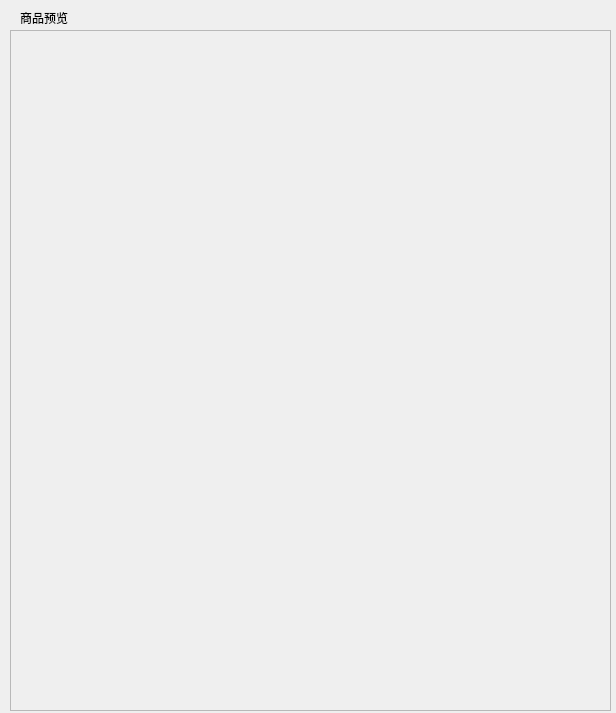
First picture: the form in StoreManage/ui/preview_bar/previewBar.ui, repository Reason-Wang/se_project, before the edit.
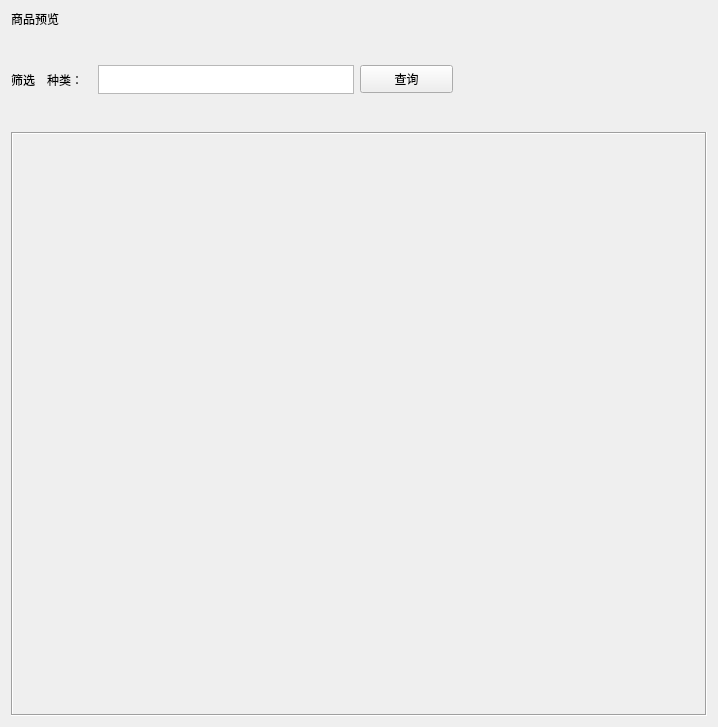
Second picture: the form after the edit.

Commit message: set up an adaptive layout

Diff of the .ui file:
```diff
--- a/StoreManage/ui/preview_bar/previewBar.ui
+++ b/StoreManage/ui/preview_bar/previewBar.ui
@@ -6,55 +6,213 @@
    <rect>
     <x>0</x>
     <y>0</y>
-    <width>616</width>
-    <height>713</height>
+    <width>718</width>
+    <height>727</height>
    </rect>
   </property>
   <property name="windowTitle">
    <string>Form</string>
   </property>
-  <widget class="QScrollArea" name="scrollArea">
-   <property name="geometry">
-    <rect>
-     <x>10</x>
-     <y>30</y>
-     <width>601</width>
-     <height>681</height>
-    </rect>
-   </property>
-   <property name="verticalScrollBarPolicy">
-    <enum>Qt::ScrollBarAsNeeded</enum>
-   </property>
-   <property name="horizontalScrollBarPolicy">
-    <enum>Qt::ScrollBarAsNeeded</enum>
-   </property>
-   <property name="widgetResizable">
-    <bool>false</bool>
-   </property>
-   <widget class="QWidget" name="scrollAreaWidgetContents">
-    <property name="geometry">
-     <rect>
-      <x>0</x>
-      <y>0</y>
-      <width>369</width>
-      <height>559</height>
-     </rect>
-    </property>
-   </widget>
-  </widget>
-  <widget class="QLabel" name="label">
-   <property name="geometry">
-    <rect>
-     <x>20</x>
-     <y>10</y>
-     <width>72</width>
-     <height>15</height>
-    </rect>
-   </property>
-   <property name="text">
-    <string>商品预览</string>
-   </property>
-  </widget>
+  <layout class="QVBoxLayout" name="verticalLayout" stretch="0,0,10000">
+   <item>
+    <widget class="QLabel" name="label">
+     <property name="minimumSize">
+      <size>
+       <width>81</width>
+       <height>16</height>
+      </size>
+     </property>
+     <property name="maximumSize">
+      <size>
+       <width>81</width>
+       <height>16</height>
+      </size>
+     </property>
+     <property name="text">
+      <string>商品预览</string>
+     </property>
+    </widget>
+   </item>
+   <item>
+    <layout class="QHBoxLayout" name="horizontalLayout">
+     <item>
+      <layout class="QVBoxLayout" name="verticalLayoutShaiixuan">
+       <item>
+        <spacer name="verticalSpacer_2">
+         <property name="orientation">
+          <enum>Qt::Vertical</enum>
+         </property>
+         <property name="sizeHint" stdset="0">
+          <size>
+           <width>20</width>
+           <height>40</height>
+          </size>
+         </property>
+        </spacer>
+       </item>
+       <item>
+        <widget class="QLabel" name="label_2">
+         <property name="minimumSize">
+          <size>
+           <width>30</width>
+           <height>13</height>
+          </size>
+         </property>
+         <property name="maximumSize">
+          <size>
+           <width>30</width>
+           <height>13</height>
+          </size>
+         </property>
+         <property name="text">
+          <string>筛选</string>
+         </property>
+        </widget>
+       </item>
+       <item>
+        <spacer name="verticalSpacer">
+         <property name="orientation">
+          <enum>Qt::Vertical</enum>
+         </property>
+         <property name="sizeHint" stdset="0">
+          <size>
+           <width>20</width>
+           <height>40</height>
+          </size>
+         </property>
+        </spacer>
+       </item>
+      </layout>
+     </item>
+     <item>
+      <layout class="QVBoxLayout" name="verticalLayoutZhonglei">
+       <item>
+        <spacer name="verticalSpacer_3">
+         <property name="orientation">
+          <enum>Qt::Vertical</enum>
+         </property>
+         <property name="sizeHint" stdset="0">
+          <size>
+           <width>20</width>
+           <height>40</height>
+          </size>
+         </property>
+        </spacer>
+       </item>
+       <item>
+        <widget class="QLabel" name="label_3">
+         <property name="minimumSize">
+          <size>
+           <width>45</width>
+           <height>13</height>
+          </size>
+         </property>
+         <property name="maximumSize">
+          <size>
+           <width>45</width>
+           <height>13</height>
+          </size>
+         </property>
+         <property name="text">
+          <string>种类：</string>
+         </property>
+        </widget>
+       </item>
+       <item>
+        <spacer name="verticalSpacer_4">
+         <property name="orientation">
+          <enum>Qt::Vertical</enum>
+         </property>
+         <property name="sizeHint" stdset="0">
+          <size>
+           <width>20</width>
+           <height>40</height>
+          </size>
+         </property>
+        </spacer>
+       </item>
+      </layout>
+     </item>
+     <item>
+      <widget class="QPlainTextEdit" name="plainTextEdit">
+       <property name="minimumSize">
+        <size>
+         <width>256</width>
+         <height>29</height>
+        </size>
+       </property>
+       <property name="maximumSize">
+        <size>
+         <width>256</width>
+         <height>29</height>
+        </size>
+       </property>
+      </widget>
+     </item>
+     <item>
+      <widget class="QPushButton" name="pushButtonSerch">
+       <property name="minimumSize">
+        <size>
+         <width>93</width>
+         <height>28</height>
+        </size>
+       </property>
+       <property name="maximumSize">
+        <size>
+         <width>93</width>
+         <height>28</height>
+        </size>
+       </property>
+       <property name="text">
+        <string>查询</string>
+       </property>
+      </widget>
+     </item>
+     <item>
+      <spacer name="horizontalSpacer">
+       <property name="orientation">
+        <enum>Qt::Horizontal</enum>
+       </property>
+       <property name="sizeHint" stdset="0">
+        <size>
+         <width>120</width>
+         <height>20</height>
+        </size>
+       </property>
+      </spacer>
+     </item>
+    </layout>
+   </item>
+   <item>
+    <widget class="QScrollArea" name="scrollArea">
+     <property name="enabled">
+      <bool>true</bool>
+     </property>
+     <property name="frameShape">
+      <enum>QFrame::Box</enum>
+     </property>
+     <property name="verticalScrollBarPolicy">
+      <enum>Qt::ScrollBarAsNeeded</enum>
+     </property>
+     <property name="horizontalScrollBarPolicy">
+      <enum>Qt::ScrollBarAsNeeded</enum>
+     </property>
+     <property name="widgetResizable">
+      <bool>false</bool>
+     </property>
+     <widget class="QWidget" name="scrollAreaWidgetContents">
+      <property name="geometry">
+       <rect>
+        <x>0</x>
+        <y>0</y>
+        <width>369</width>
+        <height>559</height>
+       </rect>
+      </property>
+     </widget>
+    </widget>
+   </item>
+  </layout>
  </widget>
  <resources/>
  <connections/>
```
The commit also changes 14 other files.
